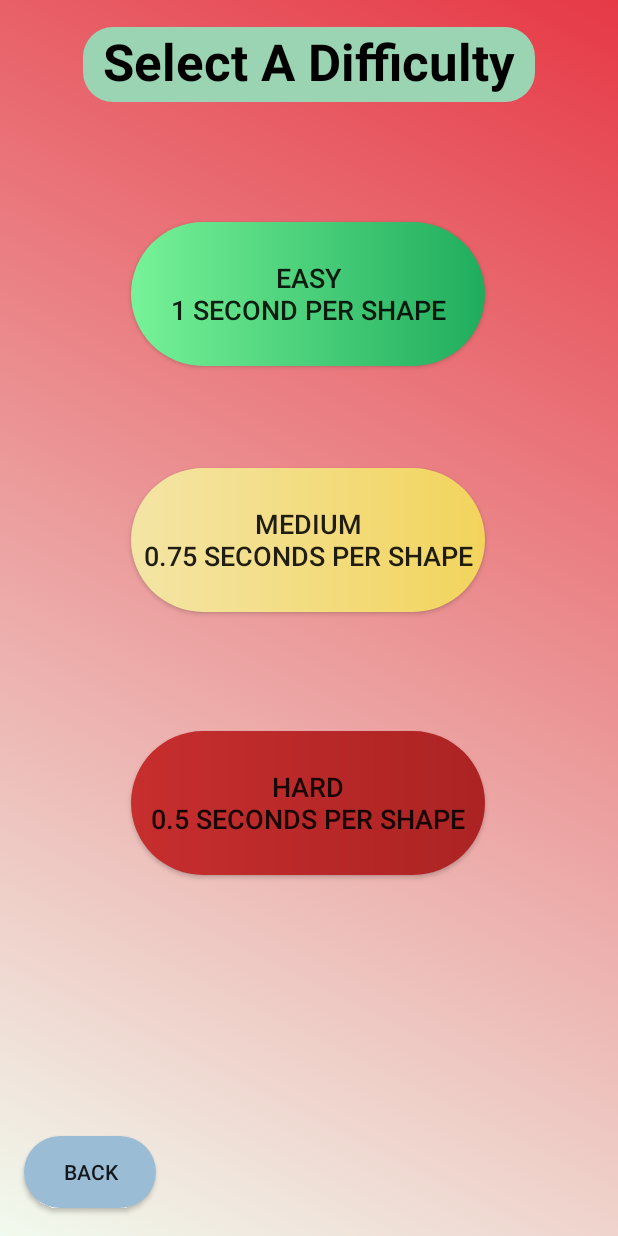
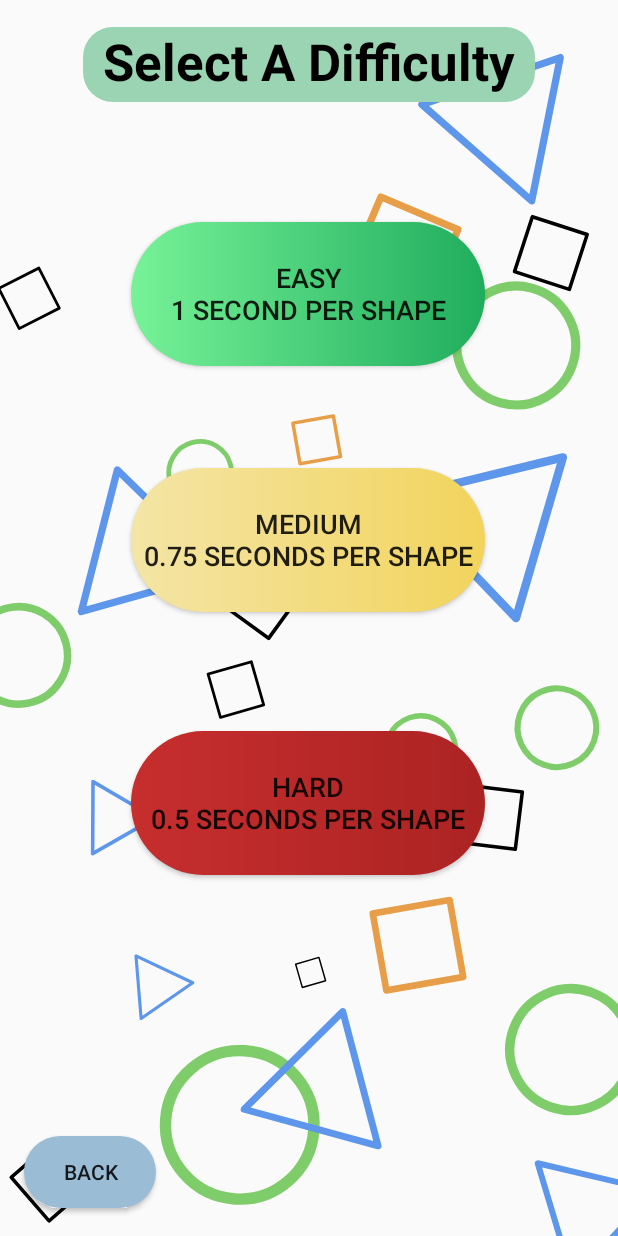
Before and after one commit to Bockcui/ThinkTNCK, an Android app: the diffActivity screen opened directly, with no data from a screen before it, on a phone screen of 412 x 824 dp. Run offline under Robolectric (Android 15) with nearby library versions, the phone set to English and light mode, and no system bars.

Commit message:
Added animated background to diff select page
Advanced animation capabilities can be used now through the Lottie Animations dependency which was given the green light by the TA.

```diff
--- a/app/build.gradle
+++ b/app/build.gradle
@@ -35,4 +35,6 @@ dependencies {
     testImplementation 'junit:junit:4.+'
     androidTestImplementation 'androidx.test.ext:junit:1.1.3'
     androidTestImplementation 'androidx.test.espresso:espresso-core:3.4.0'
+    implementation 'com.airbnb.android:lottie:5.0.3'
+
 }
--- a/app/src/main/java/com/example/shapeshift/diffActivity.java
+++ b/app/src/main/java/com/example/shapeshift/diffActivity.java
@@ -15,12 +15,13 @@ public class diffActivity extends AppCompatActivity {
     protected void onCreate(@Nullable Bundle savedInstanceState) {
         super.onCreate(savedInstanceState);
         setContentView(R.layout.diff_page);
+//
+//        ConstraintLayout constraintLayout = findViewById(R.id.mainLayout2);
+//        AnimationDrawable animationDrawable = (AnimationDrawable) constraintLayout.getBackground();
+//        animationDrawable.setEnterFadeDuration(2500);
+//        animationDrawable.setExitFadeDuration(5000);
+//        animationDrawable.start();
 
-        ConstraintLayout constraintLayout = findViewById(R.id.mainLayout2);
-        AnimationDrawable animationDrawable = (AnimationDrawable) constraintLayout.getBackground();
-        animationDrawable.setEnterFadeDuration(2500);
-        animationDrawable.setExitFadeDuration(5000);
-        animationDrawable.start();
 
 
         Button diff_back = (Button) findViewById(R.id.diff_back);
--- a/app/src/main/res/layout/diff_page.xml
+++ b/app/src/main/res/layout/diff_page.xml
@@ -5,7 +5,20 @@
     android:layout_width="match_parent"
     android:layout_height="match_parent"
     android:id="@+id/mainLayout2"
-    android:background="@drawable/gradient_list">
+   >
+
+    <com.airbnb.lottie.LottieAnimationView
+        android:id="@+id/animationView"
+        android:layout_width="wrap_content"
+        android:layout_height="wrap_content"
+        app:layout_constraintBottom_toBottomOf="parent"
+        app:layout_constraintEnd_toEndOf="parent"
+        app:layout_constraintStart_toStartOf="parent"
+        app:layout_constraintTop_toTopOf="parent"
+        app:lottie_autoPlay="true"
+        app:lottie_loop="false"
+        android:scaleType="centerCrop"
+        app:lottie_rawRes="@raw/bg_anim_test_one" />
 
     <Button
         android:id="@+id/diff_back"
```
Also changed, not shown: app/src/main/res/raw/bg_anim_test_one.json (added, +1 -0 lines).
